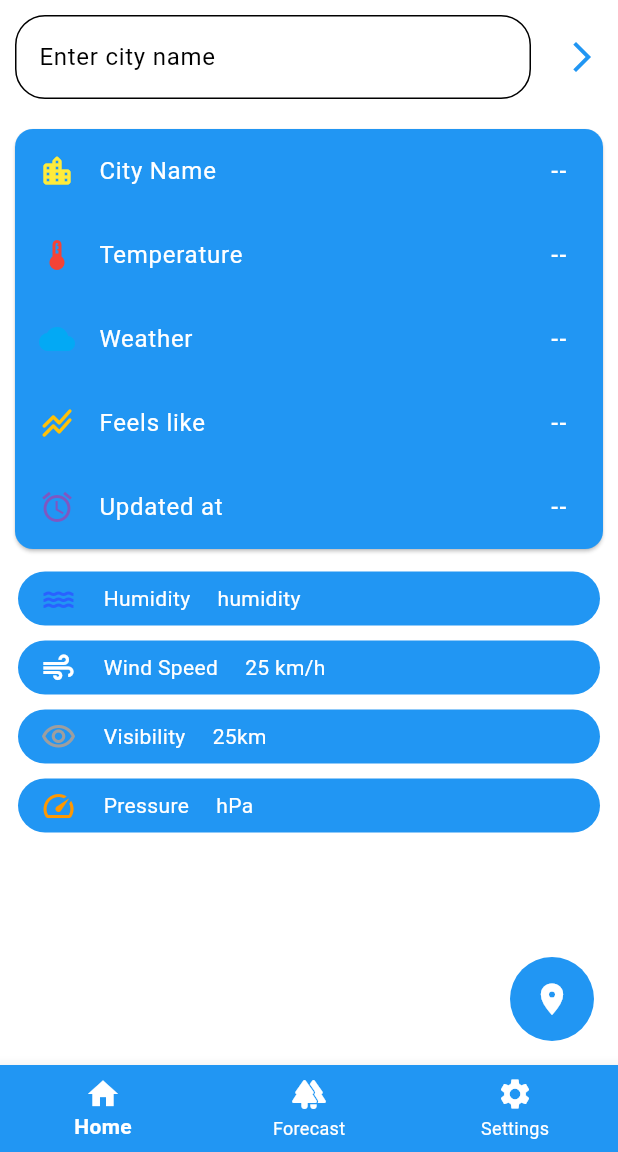
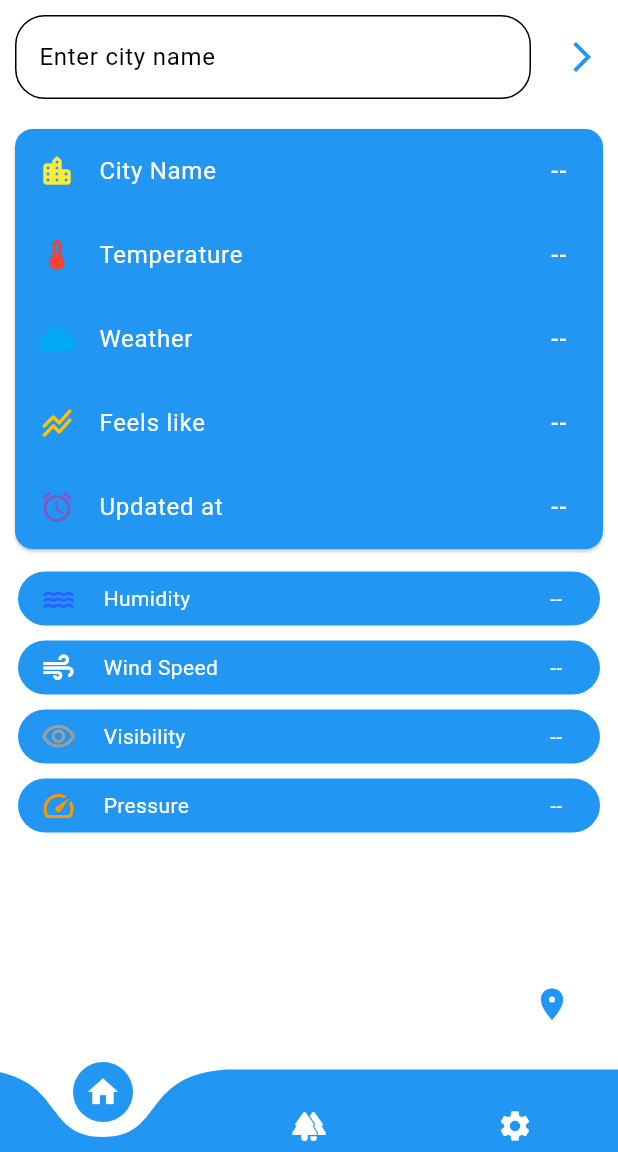
Before and after one commit to Ravi2006kant/Weatemp, a Flutter app: the screen it shows after launch, on a phone screen of 412 x 824 dp, the part 84-1236 px from its top. Run offline on Flutter 3.47's test engine with Material 3 defaults, Android fonts, the phone set to English and light mode, and no system bars; drawn by our look-alikes of curved_navigation_bar; our stand-ins replace geolocator.

Commit message:
dashboard extra info

```diff
--- a/lib/components/botnav.dart
+++ b/lib/components/botnav.dart
@@ -1,14 +1,38 @@
+import 'package:curved_navigation_bar/curved_navigation_bar.dart';
 import 'package:flutter/material.dart';
 
 class Botnavigation extends StatelessWidget {
-  final int index;
+  final int indexc;
   final void Function(int)? ontap;
 
-  const Botnavigation({required this.index, required this.ontap});
+  const Botnavigation({super.key, required this.indexc, required this.ontap});
 
   @override
   Widget build(BuildContext context) {
-    return BottomNavigationBar(
+    return CurvedNavigationBar(
+      index: indexc,
+      onTap: ontap,
+      animationCurve: Easing.legacy,
+      height: 55,
+      color: Theme.of(context).colorScheme.primary,
+      backgroundColor: Theme.of(context).colorScheme.surface,
+
+      items: [
+        Icon(Icons.home, color: Theme.of(context).colorScheme.secondary),
+        Icon(
+          Icons.forest_rounded,
+          color: Theme.of(context).colorScheme.secondary,
+        ),
+        Icon(Icons.settings, color: Theme.of(context).colorScheme.secondary),
+      ],
+    );
+  }
+}
+
+
+/*
+
+  return BottomNavigationBar(
       currentIndex: index,
       onTap: ontap,
       type: BottomNavigationBarType.fixed,
@@ -43,4 +67,5 @@ class Botnavigation extends StatelessWidget {
       ],
     );
   }
-}
+
+*/
--- a/lib/components/floatButton.dart
+++ b/lib/components/floatButton.dart
@@ -10,13 +10,14 @@ class Floatbutton extends StatelessWidget {
   @override
   Widget build(BuildContext context) {
     return FloatingActionButton(
+      backgroundColor: Colors.white,
       onPressed: tap,
-      splashColor: Colors.white,
+      splashColor: Colors.blue,
       shape: CircleBorder(),
       elevation: 0,
       heroTag: "search",
       tooltip: "current location",
-      child: Icon(Icons.location_on, color: Colors.white, fontWeight: .bold),
+      child: Icon(Icons.location_on, color: Colors.blue, fontWeight: .bold),
     );
   }
 }
--- a/lib/components/listhelo.dart
+++ b/lib/components/listhelo.dart
@@ -1,12 +1,17 @@
 import 'package:flutter/material.dart';
-import 'package:flutter/scheduler.dart';
+
 
 class Listhelo extends StatelessWidget {
-  Icon? iconData;
-  String? txt;
-  String value;
+  Icon iconData;
+  String txt;
+  String value ;
 
-  Listhelo({super.key, this.iconData, this.txt, required this.value});
+  Listhelo({
+    super.key,
+    required this.iconData,
+    required this.txt,
+    required this.value,
+  });
 
   @override
   Widget build(BuildContext context) {
@@ -24,16 +29,16 @@ class Listhelo extends StatelessWidget {
             SizedBox(width: 10),
             Padding(
               padding: const EdgeInsets.all(8.0),
-              child: Text(txt ?? "--", style: TextStyle(color: Colors.white)),
+              child: Text(txt, style: TextStyle(color: Colors.white)),
             ),
-            SizedBox(width: 10),
-            Text(value , style: TextStyle(color: Colors.white)),
-
+            Spacer(),
+            Padding(
+              padding: const EdgeInsets.only(right: 25),
+              child: Text(value, style: TextStyle(color: Colors.white)),
+            ),
           ],
-
         ),
       ),
-
     );
   }
 }
--- a/lib/pages/dashboard.dart
+++ b/lib/pages/dashboard.dart
@@ -15,17 +15,16 @@ class Dashboard extends StatefulWidget {
 
 class _DashboardState extends State<Dashboard> {
   TextEditingController city = TextEditingController();
-
+  var farh;
   bool isLoading = false;
   double? temp;
   String? time;
   String? weather;
   double? feels;
-  int? humidity;
-  String? wind;
-  String? farh;
-  String? visibility;
-  String? pressure;
+  var humidity;
+  double? wind;
+  var visibility;
+  var pressure;
 
   Future location() async {
     final position = await LocationService().getCurrentLocation();
@@ -39,6 +38,10 @@ class _DashboardState extends State<Dashboard> {
       weather = result['weather'];
       feels = result['feels'];
       time = result['time'];
+       humidity = result['humidity'];
+      wind = result['wind'];
+      visibility = result['visibility'];
+      pressure = result['pressure'];
     });
   }
 
@@ -51,38 +54,36 @@ class _DashboardState extends State<Dashboard> {
       feels = result['feels'];
       time = result['time'];
       humidity = result['humidity'];
-      // wind = result['wind'];
-      // visibility = result['visibility'];
-      // pressure = result['pressure'];
-      print(humidity);
+      wind = result['wind'];
+      visibility = result['visibility'];
+      pressure = result['pressure'];
     });
   }
 
-  late List<Map<String, dynamic>> grid = [
+  @override
+  Widget build(BuildContext context) {
+    List<Map<String, dynamic>> grid = [
       {
         "icon": Icon(Icons.water, color: Colors.blueAccent.shade700),
         "title": "Humidity",
-      "value":"humidity",
+        "value": humidity == null ? "--" : "$humidity%",
       },
       {
         "icon": Icon(Icons.air, color: Colors.white),
         "title": "Wind Speed",
-      "value": "25 km/h",
+        "value": wind == null ? "--" : "$wind km/h",
       },
       {
         "icon": Icon(Icons.visibility_outlined, color: Colors.grey),
         "title": "Visibility",
-      "value": "25km",
+        "value": visibility == null ? "--" : "$visibility km",
       },
       {
         "icon": Icon(Icons.speed, color: Colors.orange),
         "title": "Pressure",
-      "value": "hPa",
+        "value": pressure == null ? "--" : "$pressure hPa",
       },
     ];
-
-  @override
-  Widget build(BuildContext context) {
     return Scaffold(
       body: SafeArea(
         child: SingleChildScrollView(
@@ -93,7 +94,6 @@ class _DashboardState extends State<Dashboard> {
               Row(
                 children: [
                   Expanded(
-
                     child: Padding(
                       padding: const EdgeInsets.all(10),
                       child: TextField(
@@ -126,7 +126,9 @@ class _DashboardState extends State<Dashboard> {
                       iconData: Icons.location_city_rounded,
                       title: "City Name",
 
-                      weatData: city.text == "" ? "--" : city.text.toUpperCase(),
+                      weatData: city.text == ""
+                          ? "--"
+                          : city.text.toUpperCase(),
                     ),
 
                     Inforow(
@@ -140,6 +142,7 @@ class _DashboardState extends State<Dashboard> {
                       color: Colors.lightBlue,
                       iconData: Icons.cloud_rounded,
                       title: "Weather",
+
                       weatData: weather == null ? "--" : weather.toString(),
                       //add a weather emoji as well from this one
                     ),
@@ -157,8 +160,6 @@ class _DashboardState extends State<Dashboard> {
                       title: "Updated at",
                       weatData: time == null ? "--" : time.toString(),
                     ),
-
-                    // Inforow(iconData: , title:"WEather", weatData:)
                   ],
                 ),
               ),
@@ -167,20 +168,17 @@ class _DashboardState extends State<Dashboard> {
                 padding: const EdgeInsets.symmetric(horizontal: 7),
                 child: ListView.builder(
                   physics: NeverScrollableScrollPhysics(),
-                  shrinkWrap:true,
+                  shrinkWrap: true,
                   itemCount: grid.length,
                   itemBuilder: (context, index) {
                     return Listhelo(
                       iconData: grid[index]["icon"],
                       txt: grid[index]["title"],
                       value: grid[index]["value"],
-
                     );
-
                   },
                 ),
               ),
-
             ],
           ),
         ),
--- a/lib/pages/home.dart
+++ b/lib/pages/home.dart
@@ -43,9 +43,9 @@ class _HomeState extends State<Home> {
         ),
         centerTitle: true,
       ),
-      body: nav.elementAt(ind),
+      body: SafeArea(child: nav[ind]),
 
-      bottomNavigationBar: Botnavigation(index: ind, ontap: itemTap),
+      bottomNavigationBar: Botnavigation(indexc: ind, ontap: itemTap),
     );
   }
 }
--- a/lib/pages/register.dart
+++ b/lib/pages/register.dart
@@ -1,6 +1,5 @@
 import 'package:flutter/material.dart';
 import 'package:http/http.dart' as http;
-
 import 'package:weatemp/pages/home.dart';
 
 class Register extends StatefulWidget {
--- /dev/null
+++ b/lib/providers/forecastProvider.dart
@@ -0,0 +1,3 @@
+class Forecastprovider {
+
+}
--- a/lib/services/weather_service.dart
+++ b/lib/services/weather_service.dart
@@ -16,7 +16,6 @@ class WeatherService {
     var data = jsonDecode(
       response.body,
     ); //jsondecode will now decode the data into flutter / dart object
-    print(data);
 
     return {
       "temp": data['current']['temp_c'], // can show data now from here
@@ -26,7 +25,7 @@ class WeatherService {
       "humidity": data['current']['humidity'],
       "wind": data['current']['wind_kph'],
       "visibility": data['current']['vis_km'],
-      "pressure": data['current']['condition']['text'],
+      "pressure": data['current']['pressure_mb'],
     };
   }
 
@@ -51,6 +50,10 @@ class WeatherService {
       "weather": data['current']['condition']['text'],
       "feels": data['current']['feelslike_c'],
       "time": data["location"]["localtime"].split(" ")[1],
+      "humidity": data['current']['humidity'],
+      "wind": data['current']['wind_kph'],
+      "visibility": data['current']['vis_km'],
+      "pressure": data['current']['pressure_mb'],
       // "condition":data[]
     };
   }
@@ -76,7 +79,6 @@ class WeatherService {
         "time": hours[i]["time"].toString().substring(11, 16),
         "temp": hours[i]["temp_c"],
         "weather": hours[i]["condition"]["text"],
-
         "icon": "https:${hours[i]["condition"]["icon"]}",
       });
 
--- a/pubspec.yaml
+++ b/pubspec.yaml
@@ -8,6 +8,7 @@ environment:
 
 dependencies:
   cloud_firestore: ^6.5.0
+  curved_navigation_bar: ^1.0.6
   firebase_auth: ^6.5.2
   firebase_core: ^4.10.0
   flutter:
```
Also changed, not shown: pubspec.lock. Lines whose indentation alone changed are shown as unchanged.
